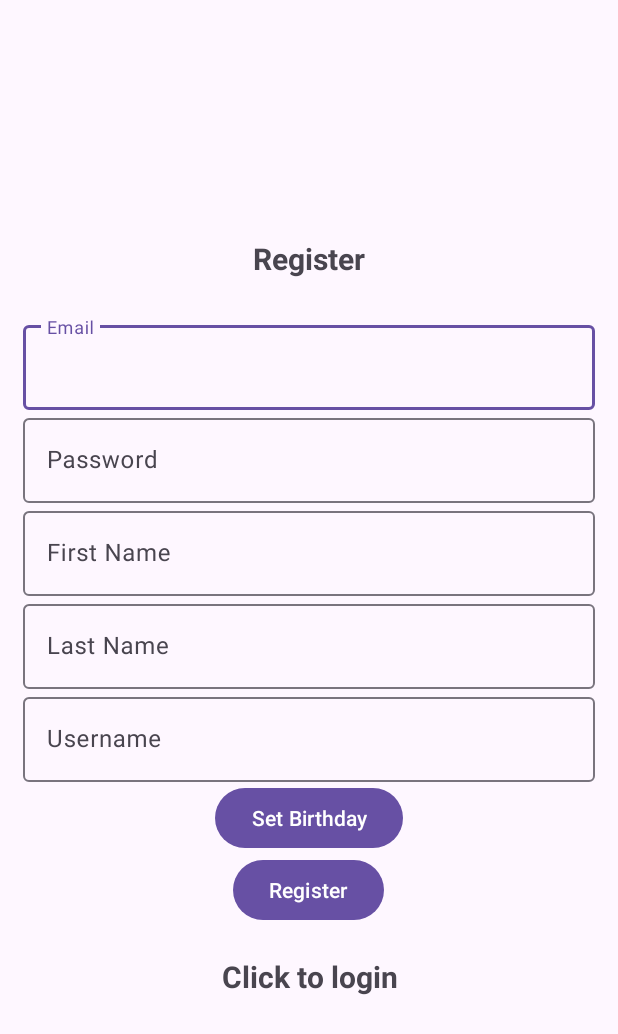
After one commit to di0scuri/Quhizz, an Android app: the Register screen opened directly, with no data from a screen before it, on a phone screen of 412 x 824 dp. The commit adds this screen. Shown: the top 1034 px of the screen. Run offline under Robolectric (Android 15) with nearby library versions, the phone set to English and light mode, and no system bars; our stand-ins replace Firebase (no records; nobody signed in at launch, a user with empty details on screens opened directly).

Commit message:
Database and Login

```diff
--- a/app/build.gradle
+++ b/app/build.gradle
@@ -1,5 +1,6 @@
 plugins {
     id 'com.android.application'
+    id 'com.google.gms.google-services'
 }
 
 android {
@@ -50,6 +51,9 @@ dependencies {
     implementation 'androidx.navigation:navigation-fragment:2.7.4'
     implementation 'androidx.navigation:navigation-ui:2.7.4'
     implementation 'com.github.bumptech.glide:glide:4.15.1'
+    implementation 'com.google.firebase:firebase-auth:22.1.2'
+    implementation 'com.google.firebase:firebase-auth-ktx:22.1.2'
+    implementation 'com.google.firebase:firebase-database-ktx:20.2.2'
     testImplementation 'junit:junit:4.13.2'
     androidTestImplementation 'androidx.test.ext:junit:1.1.5'
     androidTestImplementation 'androidx.test.espresso:espresso-core:3.5.1'
--- a/app/src/main/java/com/example/quhizz/HomeFragment.java
+++ b/app/src/main/java/com/example/quhizz/HomeFragment.java
@@ -30,8 +30,6 @@ public class HomeFragment extends Fragment {
         myButton.setOnClickListener(new View.OnClickListener() {
             @Override
             public void onClick(View view) {
-                // Handle the button click event here
-                // For example, you can start a new activity
                 Intent intent = new Intent(getActivity(), CategoryRecyclerView.class);
                 startActivity(intent);
             }
--- /dev/null
+++ b/app/src/main/java/com/example/quhizz/Register.java
@@ -0,0 +1,132 @@
+package com.example.quhizz;
+
+import androidx.annotation.NonNull;
+import androidx.appcompat.app.AppCompatActivity;
+import androidx.fragment.app.DialogFragment;
+
+import android.content.Intent;
+import android.os.Bundle;
+import android.text.TextUtils;
+import android.util.Log;
+import android.view.View;
+import android.widget.Button;
+import android.widget.ProgressBar;
+import android.widget.TextView;
+import android.widget.Toast;
+
+import com.example.quhizz.databinding.ActivityRegisterBinding;
+import com.google.android.gms.tasks.OnCompleteListener;
+import com.google.android.gms.tasks.Task;
+import com.google.firebase.auth.AuthResult;
+import com.google.firebase.auth.FirebaseAuth;
+import com.google.firebase.auth.FirebaseUser;
+import com.google.firebase.auth.UserProfileChangeRequest;
+import com.google.firebase.database.DatabaseReference;
+import com.google.firebase.database.FirebaseDatabase;
+
+public class Register extends AppCompatActivity {
+
+    ActivityRegisterBinding binding;
+    Button button_Register;
+    FirebaseAuth mAuth;
+    FirebaseDatabase db;
+    DatabaseReference reference;
+    ProgressBar progressBar;
+    TextView loginNow;
+
+    String email, password, firstName, lastName, userName, birthday;
+
+    @Override
+    protected void onCreate(Bundle savedInstanceState) {
+        super.onCreate(savedInstanceState);
+        binding = ActivityRegisterBinding.inflate(getLayoutInflater());
+        setContentView(binding.getRoot());
+        button_Register = binding.buttonRegister;
+        progressBar = binding.progressBar;
+
+        mAuth = FirebaseAuth.getInstance();
+        db = FirebaseDatabase.getInstance("https://quhizz-default-rtdb.asia-southeast1.firebasedatabase.app");
+        reference = db.getReference("Users");
+
+        button_Register.setOnClickListener(new View.OnClickListener() {
+            @Override
+            public void onClick(View v) {
+                email = binding.email.getText().toString();
+                password = binding.password.getText().toString();
+                firstName = binding.firstName.getText().toString();
+                lastName = binding.lastName.getText().toString();
+                userName = binding.username.getText().toString();
+                progressBar.setVisibility(View.VISIBLE);
+
+                if (TextUtils.isEmpty(email) || TextUtils.isEmpty(password) || TextUtils.isEmpty(firstName) || TextUtils.isEmpty(lastName) || TextUtils.isEmpty(userName)) {
+                    Toast.makeText(Register.this, "Please fill in all fields", Toast.LENGTH_SHORT).show();
+                    progressBar.setVisibility(View.GONE);
+                    return;
+                }
+
+                // Register the user with email and password
+                mAuth.createUserWithEmailAndPassword(email, password)
+                        .addOnCompleteListener(Register.this, new OnCompleteListener<AuthResult>() {
+                            @Override
+                            public void onComplete(@NonNull Task<AuthResult> task) {
+                                if (task.isSuccessful()) {
+                                    // Registration successful
+                                    FirebaseUser user = mAuth.getCurrentUser();
+
+                                    // Create a Users object with the user's information
+                                    Users userData = new Users(email, firstName, lastName, birthday, userName);
+                                    Log.d("Debug", "Email: " + email);
+                                    Log.d("Debug", "Password: " + password);
+                                    Log.d("Debug", "FirstName: " + firstName);
+                                    Log.d("Debug", lastName);
+                                    Log.d("Debug", birthday);
+                                    Log.d("Debug", userName);
+
+                                    Log.d("Path", reference.toString());
+
+                                    // Store the Users object in Firebase Realtime Database
+                                    String userId = user.getUid();
+                                    reference.child(userName).setValue(userData)
+                                            .addOnCompleteListener(new OnCompleteListener<Void>() {
+                                                @Override
+                                                public void onComplete(@NonNull Task<Void> task) {
+                                                    if (task.isSuccessful()) {
+                                                        // Data saved successfully
+                                                        // You can redirect to the next screen or perform other actions here
+                                                    } else {
+                                                        // Handle database write failure
+                                                        progressBar.setVisibility(View.GONE);
+                                                        Toast.makeText(Register.this, "Failed to save user data", Toast.LENGTH_SHORT).show();
+                                                    }
+                                                }
+                                            });
+                                } else {
+                                    // Handle registration failure
+                                    progressBar.setVisibility(View.GONE);
+                                    Toast.makeText(Register.this, "Registration failed. Please try again.", Toast.LENGTH_SHORT).show();
+                                }
+                            }
+                        });
+            }
+        });
+    }
+    public void loginNow(View view) {
+        Intent intent = new Intent(getApplicationContext(), Login.class);
+        startActivity(intent);
+        finish();
+    }
+
+    public void showDatePicker(View view) {
+        DialogFragment newFragment = new com.example.pickerfordate.DatePickerFragment();
+        newFragment.show(getSupportFragmentManager(), getString(R.string.datepicker));
+    }
+
+    public void processDatePickerResult(int year, int month, int day){
+        String month_string = Integer.toString(month + 1);
+        String day_string = Integer.toString(day);
+        String year_string = Integer.toString(year);
+        String dateMessage = (month_string + "/" + day_string + "/" + year_string);
+        Toast.makeText(this, getString(R.string.date) + dateMessage, Toast.LENGTH_SHORT).show();
+        birthday = getString(R.string.date) + dateMessage;
+    }
+}
--- /dev/null
+++ b/app/src/main/res/layout/activity_register.xml
@@ -0,0 +1,109 @@
+<?xml version="1.0" encoding="utf-8"?>
+<LinearLayout xmlns:android="http://schemas.android.com/apk/res/android"
+    xmlns:app="http://schemas.android.com/apk/res-auto"
+    xmlns:tools="http://schemas.android.com/tools"
+    android:layout_width="match_parent"
+    android:layout_height="match_parent"
+    android:gravity="center"
+    android:orientation="vertical"
+    android:padding="15dp"
+    tools:context=".Register">
+
+    <TextView
+        android:layout_width="match_parent"
+        android:layout_height="wrap_content"
+        android:layout_marginBottom="25dp"
+        android:gravity="center"
+        android:text="@string/register"
+        android:textSize="20sp"
+        android:textStyle="bold" />
+
+    <com.google.android.material.textfield.TextInputLayout
+        android:layout_width="match_parent"
+        android:layout_height="wrap_content">
+
+        <com.google.android.material.textfield.TextInputEditText
+            android:id="@+id/email"
+            android:layout_width="match_parent"
+            android:layout_height="wrap_content"
+            android:hint="@string/email" />
+    </com.google.android.material.textfield.TextInputLayout>
+
+    <com.google.android.material.textfield.TextInputLayout
+        android:layout_width="match_parent"
+        android:layout_height="wrap_content">
+
+        <com.google.android.material.textfield.TextInputEditText
+            android:id="@+id/password"
+            android:layout_width="match_parent"
+            android:layout_height="wrap_content"
+            android:hint="@string/password" />
+    </com.google.android.material.textfield.TextInputLayout>
+
+    <com.google.android.material.textfield.TextInputLayout
+        android:layout_width="match_parent"
+        android:layout_height="wrap_content">
+
+        <com.google.android.material.textfield.TextInputEditText
+            android:id="@+id/first_name"
+            android:layout_width="match_parent"
+            android:layout_height="wrap_content"
+            android:hint="@string/f_name" />
+    </com.google.android.material.textfield.TextInputLayout>
+
+    <com.google.android.material.textfield.TextInputLayout
+        android:layout_width="match_parent"
+        android:layout_height="wrap_content">
+
+        <com.google.android.material.textfield.TextInputEditText
+            android:id="@+id/last_name"
+            android:layout_width="match_parent"
+            android:layout_height="wrap_content"
+            android:hint="@string/l_name" />
+    </com.google.android.material.textfield.TextInputLayout>
+
+    <com.google.android.material.textfield.TextInputLayout
+        android:layout_width="match_parent"
+        android:layout_height="wrap_content">
+
+        <com.google.android.material.textfield.TextInputEditText
+            android:id="@+id/username"
+            android:layout_width="match_parent"
+            android:layout_height="wrap_content"
+            android:hint="@string/username" />
+    </com.google.android.material.textfield.TextInputLayout>
+
+    <Button
+        android:id="@+id/birth_set"
+        android:layout_width="wrap_content"
+        android:layout_height="wrap_content"
+        android:text="@string/birth_set"
+        android:onClick="showDatePicker"/>
+
+
+    <ProgressBar
+        android:id="@+id/progressBar"
+        android:layout_width="wrap_content"
+        android:layout_height="wrap_content"
+        android:visibility="gone" />
+
+
+    <Button
+        android:id="@+id/button_register"
+        android:layout_width="wrap_content"
+        android:layout_height="wrap_content"
+        android:text="@string/register" />
+
+    <TextView
+        android:id="@+id/loginNow"
+        android:layout_width="match_parent"
+        android:layout_height="wrap_content"
+        android:layout_marginTop="20dp"
+        android:gravity="center"
+        android:textStyle="bold"
+        android:text="@string/click_to_login"
+        android:textSize="20sp"
+        android:onClick="loginNow"/>
+
+
+</LinearLayout>
--- a/app/src/main/res/values/strings.xml
+++ b/app/src/main/res/values/strings.xml
@@ -47,4 +47,18 @@
     </array>
     <!-- TODO: Remove or change this placeholder text -->
     <string name="hello_blank_fragment">Hello blank fragment</string>
+    <string name="login">Login</string>
+    <string name="username">Username</string>
+    <string name="password">Password</string>
+    <string name="register">Register</string>
+    <string name="click_to_login">Click to login</string>
+    <string name="click_login">Click to login</string>
+    <string name="click_register">Click to register</string>
+    <string name="email">Email</string>
+    <string name="f_name">First Name</string>
+    <string name="l_name">Last Name</string>
+    <string name="birth_set">Set Birthday</string>
+    <string name="date">Date:</string>
+    <string name="datepicker">datepicker</string>
+    <string name="birthday">Default</string>
 </resources>
--- a/build.gradle
+++ b/build.gradle
@@ -2,6 +2,9 @@
 buildscript {
     repositories {
         jcenter()
+    }
+    dependencies {
+        classpath 'com.google.gms:google-services:4.3.10'
     }
 }
 plugins {
```
Also changed, not shown: app/src/main/AndroidManifest.xml (+15 -6 lines), app/src/main/java/com/example/quhizz/DatePickerFragment.java (added, +54 -0 lines), app/src/main/java/com/example/quhizz/Login.java (added, +95 -0 lines), app/src/main/java/com/example/quhizz/MainActivity.java (+21 -1 lines), app/src/main/java/com/example/quhizz/Users.java (added, +61 -0 lines), app/src/main/res/layout/activity_login.xml (added, +67 -0 lines), app/src/main/res/layout/fragment_date_picker.xml (added, +14 -0 lines), 1 other file.
